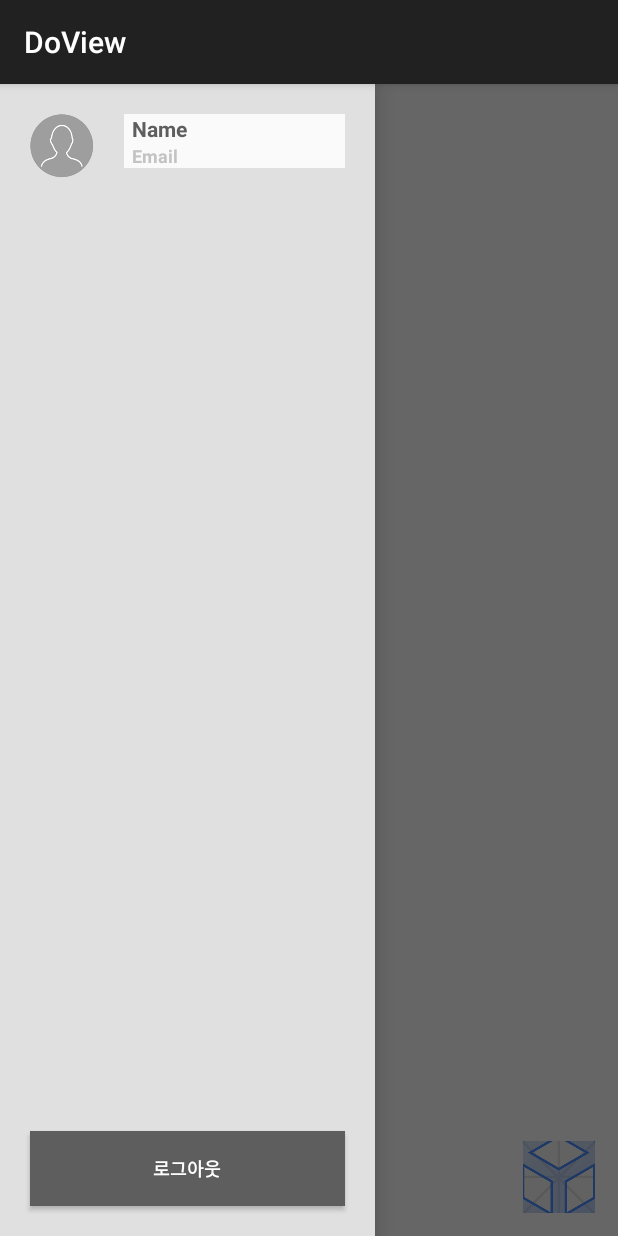
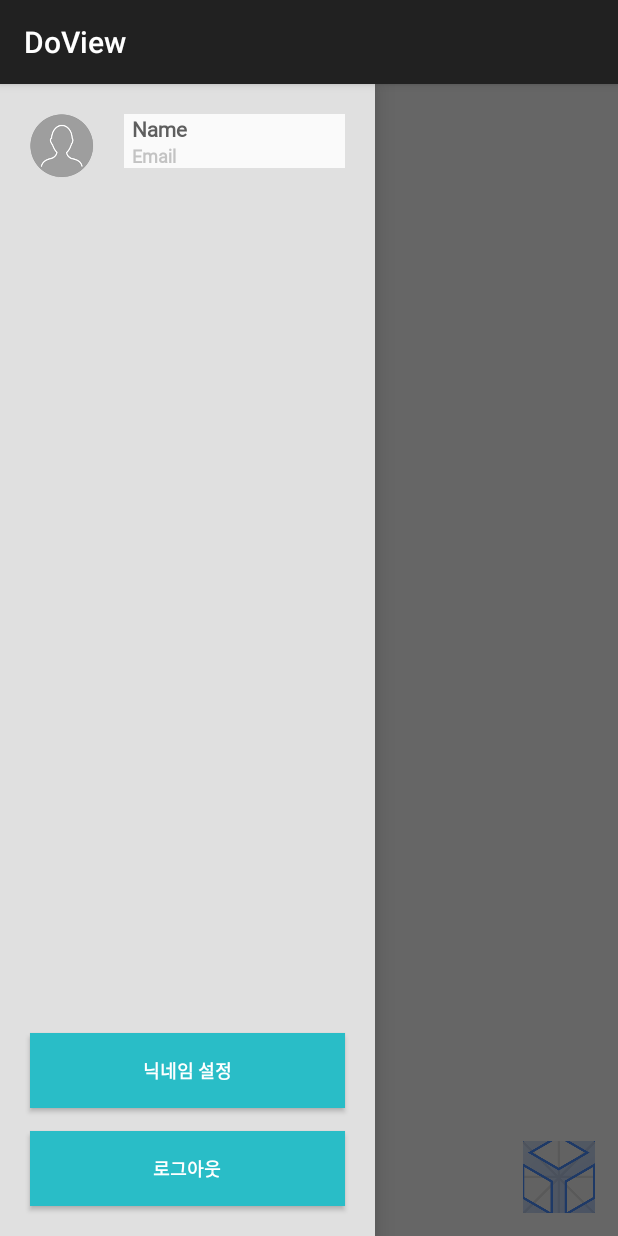
Before and after one commit to NamSu/DoView, an Android app: the screen it shows after launch (MainActivity), with the side drawer open, on a phone screen of 412 x 824 dp. Run offline under Robolectric (Android 15) with nearby library versions, the phone set to English and light mode, and no system bars.

Commit message:
add NickName

```diff
--- a/app/src/main/AndroidManifest.xml
+++ b/app/src/main/AndroidManifest.xml
@@ -26,7 +26,7 @@
 
   <application
       android:allowBackup="false"
-      android:icon="@drawable/ic_launcher"
+      android:icon="@drawable/img_splash_test"
       android:label="@string/app_name"
       android:theme="@style/AppTheme"
       android:usesCleartextTraffic="false"
--- a/app/src/main/java/kr/ac/jbnu/se/doview/java/MainActivity.java
+++ b/app/src/main/java/kr/ac/jbnu/se/doview/java/MainActivity.java
@@ -10,8 +10,11 @@ import android.support.v7.app.AppCompatActivity;
 import android.util.Log;
 import android.view.View;
 import android.widget.AdapterView;
+import android.widget.ArrayAdapter;
 import android.widget.Button;
+import android.widget.EditText;
 import android.widget.ListView;
+import android.widget.TextView;
 import android.widget.Toast;
 
 import kr.ac.jbnu.se.doview.java.helloar.R;
@@ -23,6 +26,11 @@ public class MainActivity extends AppCompatActivity {
 
     private ListView mainAssetListView;
     private AssetListAdapter assetListAdapter;
+
+    Button btnNickName, btnLogOut;
+    View dialogView;
+    TextView textNickName;
+    EditText editNickName;
 
     @Override
     protected void onCreate(@Nullable Bundle savedInstanceState) {
@@ -76,6 +84,50 @@ public class MainActivity extends AppCompatActivity {
             }
         });
 
+        btnLogOut = (Button) findViewById(R.id.main_drawer_logout_btn);
+        btnNickName = (Button) findViewById(R.id.main_drawer_name_btn);
+
+        textNickName = (TextView) findViewById(R.id.main_drawer_user_name);
+
+        btnNickName.setOnClickListener(new View.OnClickListener() {
+            public void onClick(View v) {
+                dialogView = (View) View.inflate(MainActivity.this,
+                        R.layout.dialog_nickname, null);
+                AlertDialog.Builder dlg = new AlertDialog.Builder(
+                        MainActivity.this);
+                dlg.setTitle("닉네임 설정");
+                dlg.setView(dialogView);
+                dlg.setPositiveButton("확인",
+                        new DialogInterface.OnClickListener() {
+                            public void onClick(DialogInterface dialog,
+                                                int which) {
+                                // TODO Auto-generated method stub
+                                editNickName = (EditText) dialogView
+                                        .findViewById(R.id.editNickName);
+
+                                textNickName.setText(editNickName.getText().toString());
+
+                            }
+                        });
+                dlg.setNegativeButton("취소", new DialogInterface.OnClickListener() {
+                    @Override
+                    public void onClick(DialogInterface dialog, int which) {
+
+                    }
+                });
+                dlg.show();
+            }});
+
+        btnLogOut.setOnClickListener(new View.OnClickListener() {
+            @Override
+            public void onClick(View view) {
+//                FirebaseAuth.getInstance().signOut();
+//                Intent I = new Intent(MainActivity.this, LoginActivity.class);
+//                startActivity(I);
+                finish();
+            }
+        });
+
 
         Handler handler = new Handler();
         handler.postDelayed(new Runnable() {
@@ -85,6 +137,7 @@ public class MainActivity extends AppCompatActivity {
             }
         }, 5000);
     }
+
 
     @Override
     public void onBackPressed() {
--- a/app/src/main/java/kr/ac/jbnu/se/doview/java/view/AssetListAdapter.java
+++ b/app/src/main/java/kr/ac/jbnu/se/doview/java/view/AssetListAdapter.java
@@ -11,6 +11,7 @@ import android.widget.TextView;
 import java.util.ArrayList;
 import java.util.Collections;
 
+import kr.ac.jbnu.se.doview.java.helloar.R;
 import kr.ac.jbnu.se.doview.java.model.GlobalStorage;
 
 public class AssetListAdapter extends BaseAdapter {
--- a/app/src/main/res/layout/activity_main.xml
+++ b/app/src/main/res/layout/activity_main.xml
@@ -21,25 +21,21 @@
             android:layout_height="match_parent"
             android:background="#ffffff">
 
-            <TextView
-                android:id="@+id/main_list_text"
-                android:layout_width="match_parent"
-                android:layout_height="wrap_content"
-                android:gravity="center"
-                android:layout_marginTop="20dp"
-                android:layout_marginBottom="20dp"
-                android:layout_centerHorizontal="true"
+
+            <ImageView
+                android:id="@+id/main_icon"
                 android:layout_alignParentTop="true"
-                android:text="목록"
-                android:textColor="#000000"
-                android:textSize="32sp"
-                android:textStyle="bold"/>
+                android:layout_width="160dp"
+                android:layout_height="100dp"
+                android:src="@drawable/img_splash_test"
+                android:layout_centerInParent="true"/>
 
             <ListView
                 android:id="@+id/main_list_listview"
                 android:layout_width="match_parent"
                 android:layout_height="wrap_content"
-                android:layout_below="@+id/main_list_text"/>
+                android:layout_below="@+id/main_icon"
+                android:layout_marginTop="0dp" />
 
             <ImageButton
                 android:id="@+id/main_list_add_btn"
@@ -91,6 +87,7 @@
                         android:layout_weight="0.5"
                         android:layout_marginLeft="5dp"
                         android:text="Name"
+                        android:fontFamily="@font/godo"
                         android:textColor="#5e5e5e"
                         android:textSize="14sp"
                         android:textStyle="bold"/>
@@ -102,6 +99,7 @@
                         android:layout_weight="0.5"
                         android:layout_marginLeft="5dp"
                         android:text="Email"
+                        android:fontFamily="@font/godo"
                         android:textColor="#c3c3c3"
                         android:textSize="12sp"
                         android:textStyle="bold"/>
@@ -120,6 +118,21 @@
 
             <!--drawer down layout area-->
             <Button
+                android:id="@+id/main_drawer_name_btn"
+                android:layout_width="match_parent"
+                android:layout_height="50dp"
+                android:layout_marginLeft="20dp"
+                android:layout_marginRight="20dp"
+                android:layout_marginBottom="85dp"
+                android:layout_alignParentBottom="true"
+                android:background="#29BDC7"
+                android:fontFamily="@font/godo"
+                android:text="닉네임 설정"
+                android:textColor="#ffffff"
+                android:textSize="12sp"
+                android:textStyle="bold"/>
+
+            <Button
                 android:id="@+id/main_drawer_logout_btn"
                 android:layout_width="match_parent"
                 android:layout_height="50dp"
@@ -127,7 +140,8 @@
                 android:layout_marginRight="20dp"
                 android:layout_marginBottom="20dp"
                 android:layout_alignParentBottom="true"
-                android:background="#5e5e5e"
+                android:background="#29BDC7"
+                android:fontFamily="@font/godo"
                 android:text="로그아웃"
                 android:textColor="#ffffff"
                 android:textSize="12sp"
--- a/app/src/main/res/values/styles.xml
+++ b/app/src/main/res/values/styles.xml
@@ -32,4 +32,5 @@
     <!-- All customizations that are NOT specific to a particular API-level can go here. -->
   </style>
 
+
 </resources>
```
Also changed, not shown: app/src/main/res/layout/dialog_nickname.xml (added, +13 -0 lines), 1 other file.
